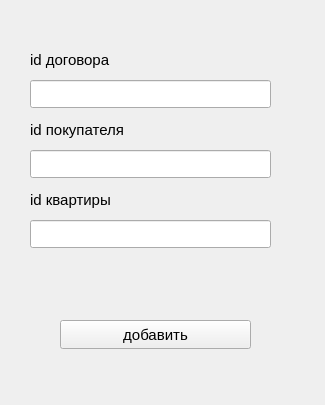
Old version of the form add_sale.ui in the repository cynep0/kursovik_5sem.
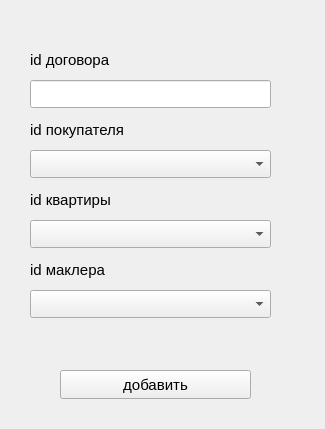
New version of the form.

```diff
--- a/add_sale.ui
+++ b/add_sale.ui
@@ -7,7 +7,7 @@
     <x>0</x>
     <y>0</y>
     <width>325</width>
-    <height>405</height>
+    <height>429</height>
    </rect>
   </property>
   <property name="font">
@@ -22,7 +22,7 @@
    <property name="geometry">
     <rect>
      <x>60</x>
-     <y>320</y>
+     <y>370</y>
      <width>191</width>
      <height>29</height>
     </rect>
@@ -44,31 +44,6 @@
     <string>id договора</string>
    </property>
   </widget>
-  <widget class="QLineEdit" name="lineEdit_id_buyer">
-   <property name="geometry">
-    <rect>
-     <x>30</x>
-     <y>150</y>
-     <width>241</width>
-     <height>28</height>
-    </rect>
-   </property>
-   <property name="font">
-    <font>
-     <pointsize>12</pointsize>
-    </font>
-   </property>
-  </widget>
-  <widget class="QLineEdit" name="lineEdit_id_flat">
-   <property name="geometry">
-    <rect>
-     <x>30</x>
-     <y>220</y>
-     <width>241</width>
-     <height>28</height>
-    </rect>
-   </property>
-  </widget>
   <widget class="QLabel" name="lb_id_buyer">
    <property name="geometry">
     <rect>
@@ -96,15 +71,58 @@
    <property name="geometry">
     <rect>
      <x>30</x>
-     <y>190</y>
+     <y>189</y>
      <width>101</width>
-     <height>20</height>
+     <height>21</height>
     </rect>
    </property>
    <property name="text">
     <string>id квартиры</string>
    </property>
   </widget>
+  <widget class="QComboBox" name="comboBox_buyer">
+   <property name="geometry">
+    <rect>
+     <x>30</x>
+     <y>150</y>
+     <width>241</width>
+     <height>28</height>
+    </rect>
+   </property>
+  </widget>
+  <widget class="QComboBox" name="comboBox_flat">
+   <property name="geometry">
+    <rect>
+     <x>30</x>
+     <y>220</y>
+     <width>241</width>
+     <height>28</height>
+    </rect>
+   </property>
+  </widget>
+  <widget class="QLabel" name="lb_id_broker">
+   <property name="geometry">
+    <rect>
+     <x>30</x>
+     <y>259</y>
+     <width>101</width>
+     <height>21</height>
+    </rect>
+   </property>
+   <property name="text">
+    <string>id маклера</string>
+   </property>
+  </widget>
+  <widget class="QComboBox" name="comboBox_broker">
+   <property name="geometry">
+    <rect>
+     <x>30</x>
+     <y>290</y>
+     <width>241</width>
+     <height>28</height>
+    </rect>
+   </property>
+  </widget>
  </widget>
  <resources/>
  <connections/>
```
